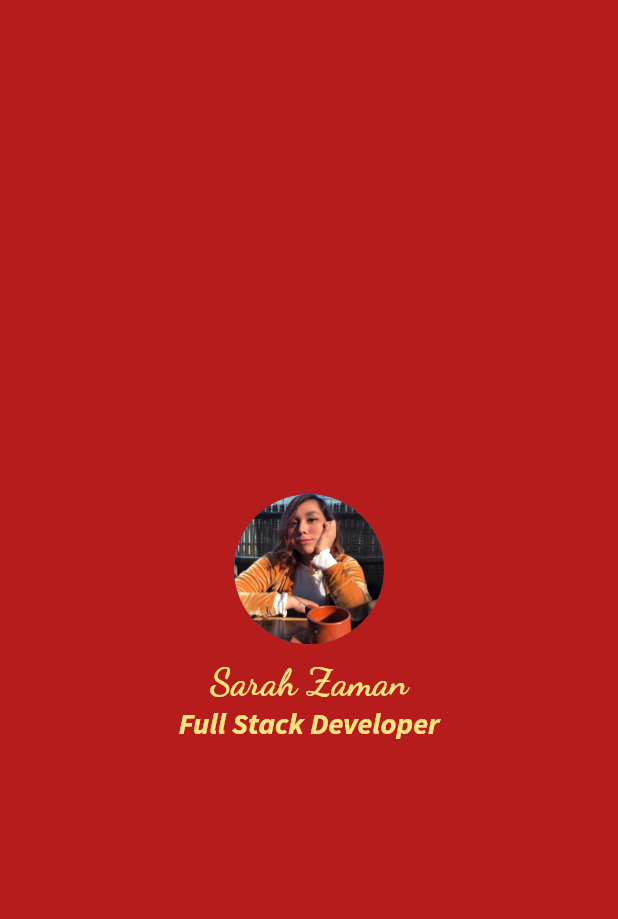
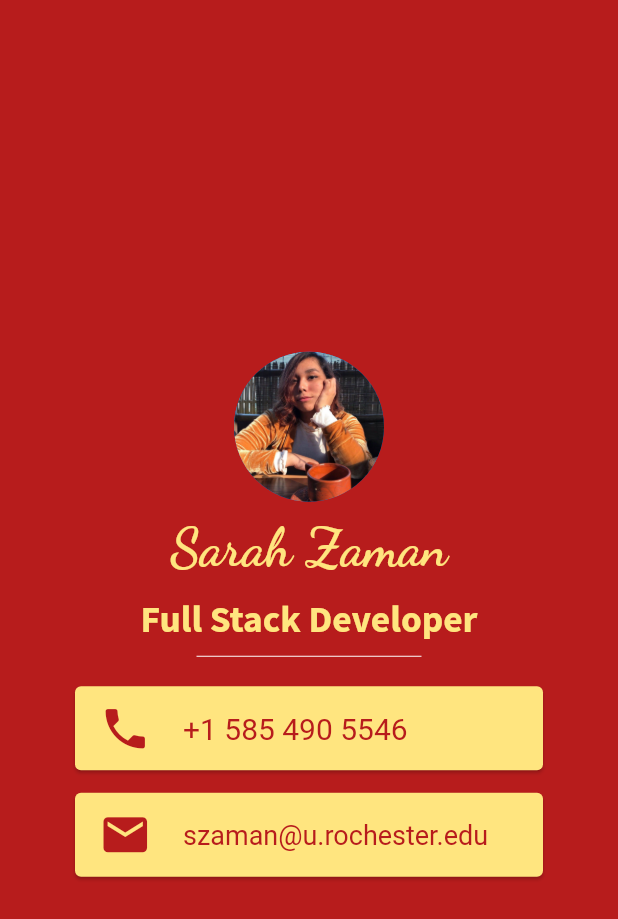
Before and after one commit to SarahZam/BusinessCard-Flutter, a Flutter app: the screen it shows after launch, on a phone screen of 412 x 824 dp. Shown: the top 919 px of the screen. Run offline on Flutter 3.47's test engine with Material 2 defaults, Android fonts, the phone set to English and light mode, and no system bars.

Commit message:
finished personal card

```diff
--- a/lib/main.dart
+++ b/lib/main.dart
@@ -14,34 +14,86 @@ class MyApp extends StatelessWidget {
         body: SafeArea(
             child: Column(
           mainAxisAlignment: MainAxisAlignment.center,
+          crossAxisAlignment: CrossAxisAlignment.center,
           children: <Widget>[
-            Center(
-              child: CircleAvatar(
+
+              CircleAvatar(
                 radius: 50.0,
                 backgroundImage: AssetImage('images/propic.jpg'),
               ),
-            ),
+
 
             SizedBox(height: 10.0),
 
             Text(
               'Sarah Zaman',
               style: TextStyle(
-                fontSize: 25.0,
+                fontSize: 35.0,
                 fontWeight: FontWeight.bold,
                 color: Colors.amberAccent[100],
                 fontFamily: 'DancingScript',
               ),
             ),
+            SizedBox(height: 10.0),
             Text(
               'Full Stack Developer',
               style: TextStyle(
-                fontSize: 20.0,
+                fontSize: 25.0,
                 fontWeight: FontWeight.bold,
                 color: Colors.amberAccent[100],
                 fontFamily: 'SourceSansPro',
               ),
             ),
+            SizedBox(height: 20.0,
+            width: 150.0,
+            child: Divider(
+              color: Colors.white,
+            )),
+            Card(
+              color: Colors.amberAccent[100],
+              margin: EdgeInsets.symmetric(vertical: 10.0, horizontal: 50.0),
+
+              child: Center(
+                child: ListTile(
+                  leading: Icon(
+                    Icons.phone,
+                    size: 35.0,
+                    color: Colors.red[900],
+                  ),
+                  title: Text(
+                    '+1 585 490 5546',
+                    style: TextStyle(
+                        color: Colors.red[900],
+                        fontSize: 20.0
+                    ),
+                  ),
+                ),
+              ),
+            ),
+
+
+
+
+            Card(
+              color: Colors.amberAccent[100],
+              margin: EdgeInsets.symmetric(vertical: 5.0, horizontal: 50.0),
+
+              child: ListTile(
+                leading: Icon(
+                  Icons.email,
+                  size: 35.0,
+                  color: Colors.red[900],
+                ),
+                title: Text(
+                  'szaman@u.rochester.edu',
+                  style: TextStyle(
+                      color: Colors.red[900],
+                      fontSize: 18.0
+                  ),
+                ),
+              ),
+            ),
+
 
             // Container(
             //   height: 100.00,
--- a/pubspec.yaml
+++ b/pubspec.yaml
@@ -56,7 +56,7 @@ flutter:
 
     - family: SourceSansPro
       fonts:
-        - asset: fonts/SourceSansPro-BoldItalic.ttf
+        - asset: fonts/SourceSansPro-Bold.ttf
   # An image asset can refer to one or more resolution-specific "variants", see
   # https://flutter.dev/assets-and-images/#resolution-aware.
 
```
